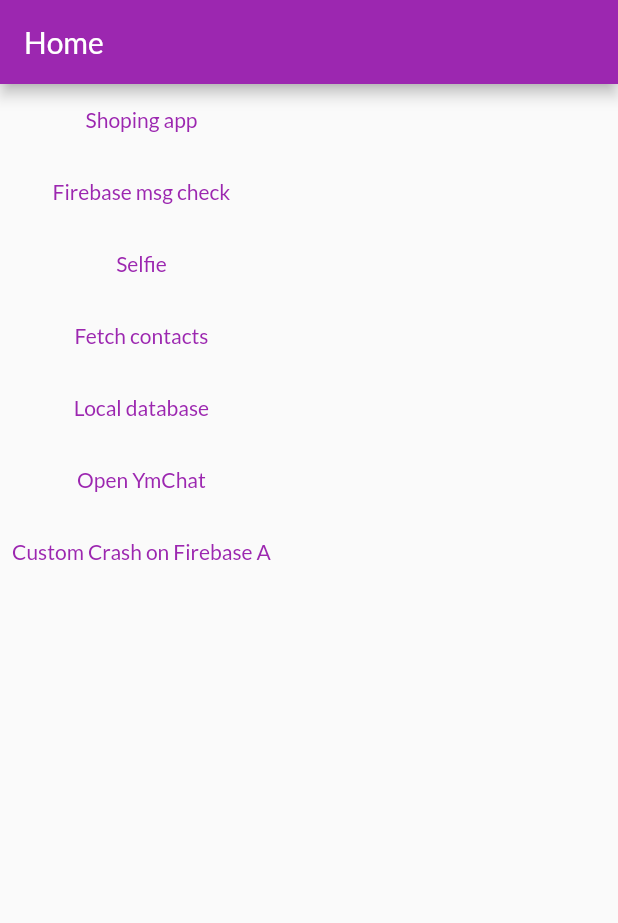
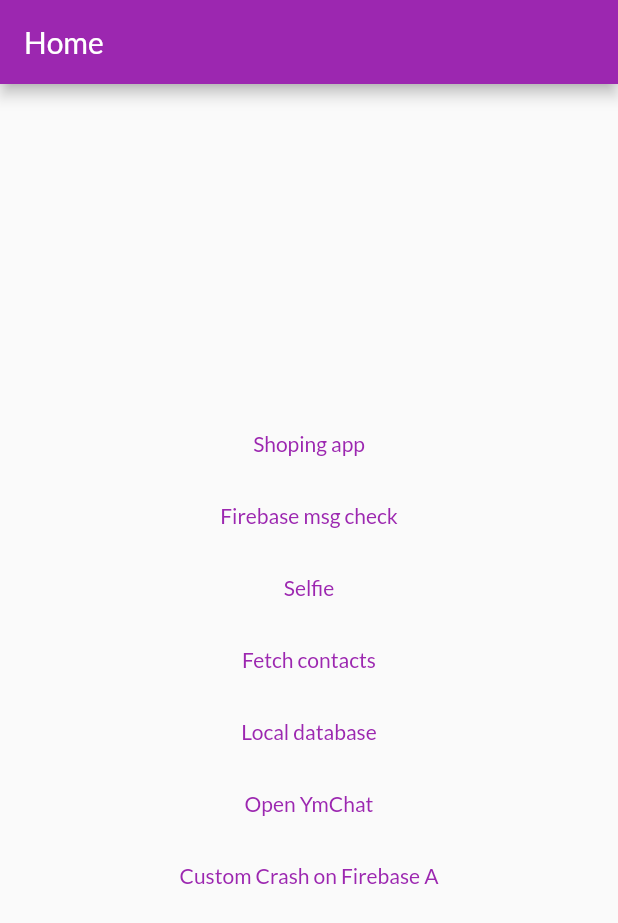
Before and after one commit to AnkitPandey14ap/flutter_complete_guide, a Flutter app: the screen it shows after launch, after a tap on "Firebase msg check", on a phone screen of 412 x 824 dp. Shown: the top 923 px of the screen. Run offline on Flutter 3.47's test engine with Material 2 defaults, Android fonts, the phone set to English and light mode, and no system bars; our stand-ins replace camera, contacts_service, firebase_core, firebase_crashlytics, firebase_database, image_picker; missing offline and left inert: google_mlkit_commons, google_mlkit_face_detection, ymchat_flutter; accounts and stored records are empty; network calls fail.

```diff
--- a/lib/data/firebase_data.dart
+++ b/lib/data/firebase_data.dart
@@ -2,6 +2,7 @@ import 'package:firebase_database/firebase_database.dart';
 
 class BFirebaseData {
   static FirebaseDatabase _database;
+  static int _counter = 0;
 
   static FirebaseDatabase get database {
     if (_database == null) _database = FirebaseDatabase.instance;
@@ -10,7 +11,7 @@ class BFirebaseData {
 
   void test() {
     database.ref("test").update({
-      "123/age": 19,
+      "123/age": ++_counter,
       "123/address/line1": "1 Mountain View",
     });
   }
--- a/lib/screens/home_screen.dart
+++ b/lib/screens/home_screen.dart
@@ -25,14 +25,22 @@ class _HomeScreenState extends State<HomeScreen> {
         title: Text("Home"),
       ),
       body: Column(
+        crossAxisAlignment: CrossAxisAlignment.stretch,
+        mainAxisAlignment: MainAxisAlignment.center,
+        mainAxisSize: MainAxisSize.max,
         children: <Widget>[
           TextButton(
-              onPressed: () {
-                Navigator.of(context).pushNamed(
-                  ProductsOverviewScreen.routeName,
-                );
-              },
-              child: Text("Shoping app")),
+            onPressed: () {
+              Navigator.of(context).pushNamed(
+                ProductsOverviewScreen.routeName,
+              );
+            },
+            child: Text(
+              "Shoping app",
+              textDirection: TextDirection.ltr,
+              textAlign: TextAlign.end,
+            ),
+          ),
           TextButton(
               onPressed: () {
                 BFirebaseData().test();
```
